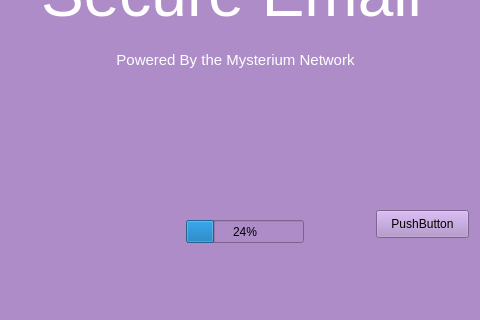
Before: the Qt Designer form qt/Email/mainwindow.ui in Developer-Dewd/mysterium-email, drawn with Qt 5; both pictures show x 154 to 634 and y 280 to 600 of the 800 by 600 pixel window.
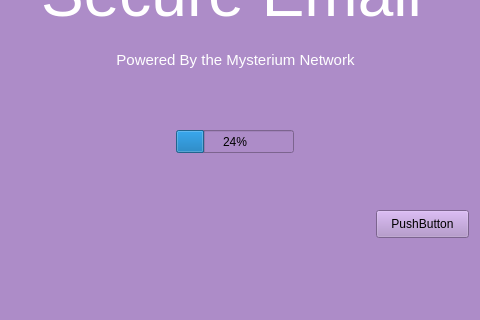
After: the same form once the commit is applied. Icons and pictures are not drawn.

What changed in the file:
```diff
--- a/qt/Email/mainwindow.ui
+++ b/qt/Email/mainwindow.ui
@@ -45,8 +45,8 @@
    <widget class="QProgressBar" name="progressBar">
     <property name="geometry">
      <rect>
-      <x>340</x>
-      <y>500</y>
+      <x>330</x>
+      <y>410</y>
       <width>118</width>
       <height>23</height>
      </rect>
```
Left out of the diff: 19 changed lines with no effect on the pictures.
